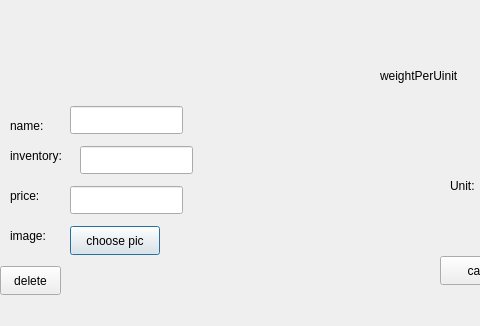
Above: CakeManager/src/ui/MaterialCard/materialdialog.ui from mohammad23-c/CakeManager before the change; both pictures show x 0 to 480 and y 114 to 440 of the 709 by 440 pixel window. Below: the same form after it.
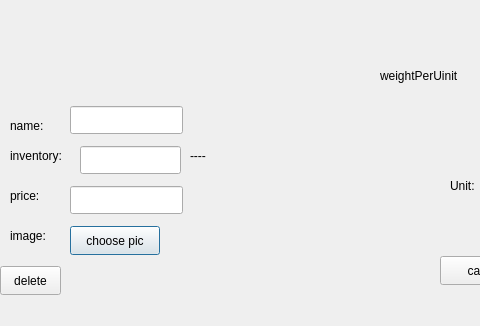
That is the form after the change.

```diff
--- a/CakeManager/src/ui/MaterialCard/materialdialog.ui
+++ b/CakeManager/src/ui/MaterialCard/materialdialog.ui
@@ -219,7 +219,7 @@
     <rect>
      <x>80</x>
      <y>260</y>
-     <width>113</width>
+     <width>101</width>
      <height>28</height>
     </rect>
    </property>
@@ -237,6 +237,19 @@
     <string>kilogram</string>
    </property>
   </widget>
+  <widget class="QLabel" name="showUnit">
+   <property name="geometry">
+    <rect>
+     <x>190</x>
+     <y>260</y>
+     <width>63</width>
+     <height>20</height>
+    </rect>
+   </property>
+   <property name="text">
+    <string>----</string>
+   </property>
+  </widget>
  </widget>
  <resources/>
  <connections/>
```
